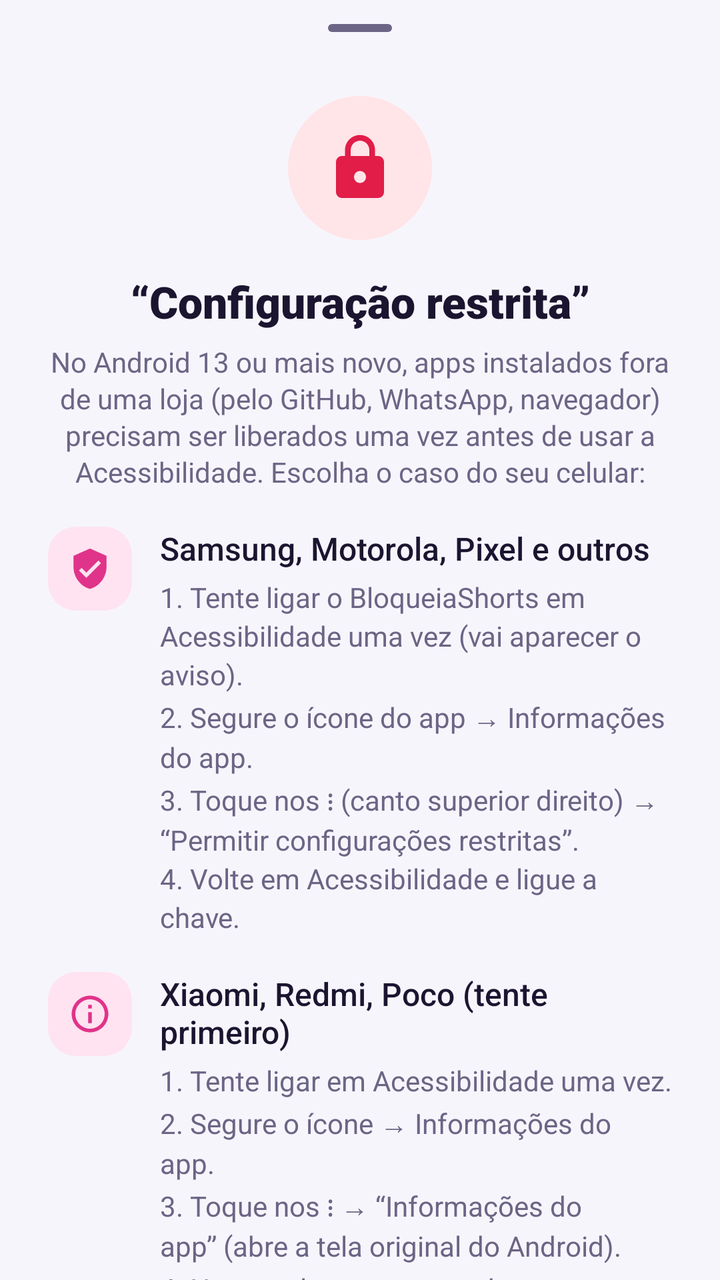
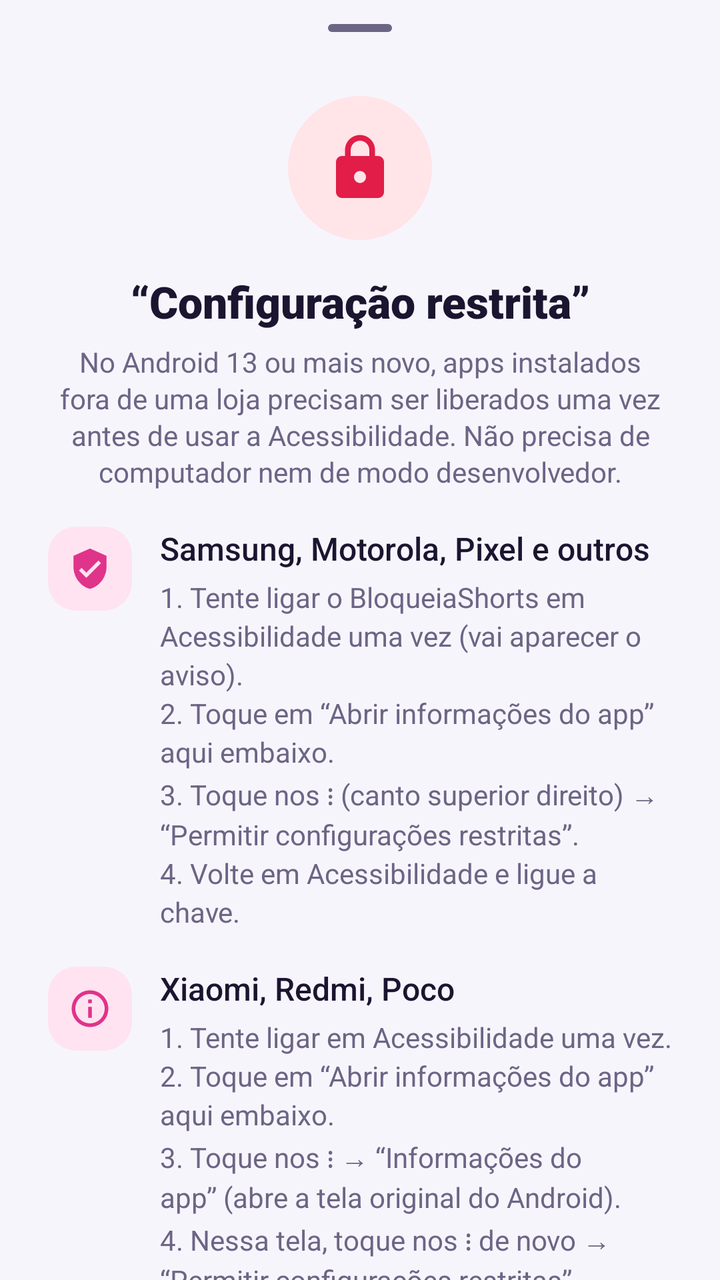

Screens rendered from an Android XML layout before and after an edit, with the pre-edit source and the edit as a unified diff.
<!-- AndroidManifest.xml: application theme Theme.BloqueiaShorts -->
<!-- res/layout/sheet_restricted.xml -->
<?xml version="1.0" encoding="utf-8"?>
<androidx.core.widget.NestedScrollView xmlns:android="http://schemas.android.com/apk/res/android"
    android:layout_width="match_parent"
    android:layout_height="wrap_content">

    <LinearLayout
        android:id="@+id/sheetContent"
        android:layout_width="match_parent"
        android:layout_height="wrap_content"
        android:orientation="vertical"
        android:paddingStart="24dp"
        android:paddingEnd="24dp"
        android:paddingBottom="24dp">

        <com.google.android.material.bottomsheet.BottomSheetDragHandleView
            android:layout_width="match_parent"
            android:layout_height="wrap_content" />

        <ImageView
            android:id="@+id/sheetIcon"
            android:layout_width="72dp"
            android:layout_height="72dp"
            android:layout_gravity="center_horizontal"
            android:background="@drawable/bg_circle"
            android:backgroundTint="@color/state_off_container"
            android:importantForAccessibility="no"
            android:padding="18dp"
            android:src="@drawable/ic_lock"
            android:tint="@color/state_off" />

        <TextView
            android:layout_width="match_parent"
            android:layout_height="wrap_content"
            android:layout_marginTop="16dp"
            android:fontFamily="sans-serif-black"
            android:gravity="center"
            android:text="“Configuração restrita”"
            android:textColor="@color/on_surface"
            android:textSize="22sp" />

        <TextView
            android:layout_width="match_parent"
            android:layout_height="wrap_content"
            android:layout_marginTop="6dp"
            android:gravity="center"
            android:lineSpacingExtra="2dp"
            android:text="No Android 13 ou mais novo, apps instalados fora de uma loja (pelo GitHub, WhatsApp, navegador) precisam ser liberados uma vez antes de usar a Acessibilidade. Escolha o caso do seu celular:"
            android:textColor="@color/muted"
            android:textSize="14sp" />

        
        <LinearLayout style="@style/HelpBlock">
            <ImageView style="@style/RowIconBox" android:importantForAccessibility="no" android:src="@drawable/ic_shield_check" />
            <LinearLayout style="@style/HelpTexts">
                <TextView style="@style/HelpTitle" android:text="Samsung, Motorola, Pixel e outros" />
                <TextView
                    style="@style/HelpBody"
                    android:text="1. Tente ligar o BloqueiaShorts em Acessibilidade uma vez (vai aparecer o aviso).\n2. Segure o ícone do app → Informações do app.\n3. Toque nos ⋮ (canto superior direito) → “Permitir configurações restritas”.\n4. Volte em Acessibilidade e ligue a chave." />
            </LinearLayout>
        </LinearLayout>

        
        <LinearLayout style="@style/HelpBlock">
            <ImageView style="@style/RowIconBox" android:importantForAccessibility="no" android:src="@drawable/ic_info" />
            <LinearLayout style="@style/HelpTexts">
                <TextView style="@style/HelpTitle" android:text="Xiaomi, Redmi, Poco (tente primeiro)" />
                <TextView
                    style="@style/HelpBody"
                    android:text="1. Tente ligar em Acessibilidade uma vez.\n2. Segure o ícone → Informações do app.\n3. Toque nos ⋮ → “Informações do app” (abre a tela original do Android).\n4. Nessa tela, toque nos ⋮ de novo → “Permitir configurações restritas”.\n\nSe a opção não aparecer, a sua versão escondeu ela. Use o caminho abaixo." />
            </LinearLayout>
        </LinearLayout>

        
        <LinearLayout style="@style/HelpBlock">
            <ImageView style="@style/RowIconBox.Accent" android:importantForAccessibility="no" android:src="@drawable/ic_key" />
            <LinearLayout style="@style/HelpTexts">
                <TextView style="@style/HelpTitle" android:text="Sem a opção: Shizuku + SAI (sem PC)" />
                <TextView
                    style="@style/HelpBody"
                    android:text="Instala o app do mesmo jeito que um computador faria, sem a trava.\n\n1. Instale “Shizuku” e “SAI (Split APKs Installer)” pela Play Store.\n2. Ative as Opções do desenvolvedor: Configurações → Sobre o telefone → toque 7 vezes em “Versão do sistema” (ou “Versão MIUI/HyperOS”).\n3. Em Opções do desenvolvedor, ligue “Depuração por Wi-Fi”. Na Xiaomi, ligue também “Instalar via USB”.\n4. Abra o Shizuku → “Parear” (depuração sem fio). Em Depuração por Wi-Fi, toque em “Parear com código” e digite o código na notificação do Shizuku. Depois, toque em “Iniciar” no Shizuku.\n5. Abra o SAI → Configurações → Instalador → escolha “Shizuku” e permita.\n6. Desinstale o BloqueiaShorts e instale o APK de novo pelo SAI (“Instalar APKs”).\n7. Ligue o BloqueiaShorts em Acessibilidade. Pronto!" />
            </LinearLayout>
        </LinearLayout>

        
        <LinearLayout style="@style/HelpBlock">
            <ImageView style="@style/RowIconBox.Accent" android:importantForAccessibility="no" android:src="@drawable/ic_dialpad" />
            <LinearLayout style="@style/HelpTexts">
                <TextView style="@style/HelpTitle" android:text="Com um computador (adb)" />
                <TextView
                    style="@style/HelpBody"
                    android:text="Com a depuração USB ligada, desinstale o app e rode no computador:\nadb install BloqueiaShorts.apk\nInstalado assim, não aparece a trava." />
            </LinearLayout>
        </LinearLayout>

        <com.google.android.material.button.MaterialButton
            android:id="@+id/btnSheetPrimary"
            style="@style/PillButton"
            android:layout_marginTop="24dp"
            android:text="Abrir informações do app" />

        <com.google.android.material.button.MaterialButton
            android:id="@+id/btnSheetSecondary"
            style="@style/PillButton.Text"
            android:layout_marginTop="4dp"
            android:text="Fechar" />
    </LinearLayout>
</androidx.core.widget.NestedScrollView>
<!-- resources referenced by this layout -->
<resources>
  <color name="muted">#FF6C6585</color>
  <color name="on_surface">#FF1B1530</color>
  <color name="state_off">#FFE11D48</color>
  <color name="state_off_container">#FFFFE4E8</color>
  <!-- drawable bg_circle (drawable) -->
  <?xml version="1.0" encoding="utf-8"?>
  <shape xmlns:android="http://schemas.android.com/apk/res/android" android:shape="oval">
      <solid android:color="#FFFFFFFF" />
  </shape>
  <!-- drawable ic_dialpad (drawable) -->
  <?xml version="1.0" encoding="utf-8"?>
  <vector xmlns:android="http://schemas.android.com/apk/res/android"
      android:width="24dp"
      android:height="24dp"
      android:tint="?attr/colorControlNormal"
      android:viewportWidth="24"
      android:viewportHeight="24">
      <path
          android:fillColor="@android:color/white"
          android:pathData="M12,19c-1.1,0 -2,0.9 -2,2s0.9,2 2,2 2,-0.9 2,-2 -0.9,-2 -2,-2zM6,1c-1.1,0 -2,0.9 -2,2s0.9,2 2,2 2,-0.9 2,-2 -0.9,-2 -2,-2zM6,7c-1.1,0 -2,0.9 -2,2s0.9,2 2,2 2,-0.9 2,-2 -0.9,-2 -2,-2zM6,13c-1.1,0 -2,0.9 -2,2s0.9,2 2,2 2,-0.9 2,-2 -0.9,-2 -2,-2zM18,5c1.1,0 2,-0.9 2,-2s-0.9,-2 -2,-2 -2,0.9 -2,2 0.9,2 2,2zM12,13c-1.1,0 -2,0.9 -2,2s0.9,2 2,2 2,-0.9 2,-2 -0.9,-2 -2,-2zM18,13c-1.1,0 -2,0.9 -2,2s0.9,2 2,2 2,-0.9 2,-2 -0.9,-2 -2,-2zM18,7c-1.1,0 -2,0.9 -2,2s0.9,2 2,2 2,-0.9 2,-2 -0.9,-2 -2,-2zM12,7c-1.1,0 -2,0.9 -2,2s0.9,2 2,2 2,-0.9 2,-2 -0.9,-2 -2,-2zM12,1c-1.1,0 -2,0.9 -2,2s0.9,2 2,2 2,-0.9 2,-2 -0.9,-2 -2,-2z" />
  </vector>
  <!-- drawable ic_key (drawable) -->
  <?xml version="1.0" encoding="utf-8"?>
  <vector xmlns:android="http://schemas.android.com/apk/res/android"
      android:width="24dp"
      android:height="24dp"
      android:tint="?attr/colorControlNormal"
      android:viewportWidth="24"
      android:viewportHeight="24">
      <path
          android:fillColor="@android:color/white"
          android:pathData="M12.65,10C11.83,7.67 9.61,6 7,6c-3.31,0 -6,2.69 -6,6s2.69,6 6,6c2.61,0 4.83,-1.67 5.65,-4H17v4h4v-4h2v-4H12.65zM7,14c-1.1,0 -2,-0.9 -2,-2s0.9,-2 2,-2 2,0.9 2,2 -0.9,2 -2,2z" />
  </vector>
  <style name="RowIconBox.Accent">
          <item name="android:backgroundTint">@color/accent_container</item>
          <item name="android:tint">@color/accent</item>
      </style>
  <!-- drawable bg_icon_box (drawable) -->
  <?xml version="1.0" encoding="utf-8"?>
  <shape xmlns:android="http://schemas.android.com/apk/res/android" android:shape="rectangle">
      <corners android:radius="14dp" />
      <solid android:color="#FFFFFFFF" />
  </shape>
  <color name="brand_container">#FFFFE3F0</color>
  <color name="brand">#FFE0338A</color>
  <color name="accent_container">#FFEDE5FF</color>
  <color name="accent">#FF7C3AED</color>
  <color name="on_brand">#FFFFFFFF</color>
  <color name="on_brand_container">#FF6B0F3E</color>
  <color name="surface">#FFFFFFFF</color>
  <color name="surface_variant">#FFF1EEF8</color>
  <color name="outline">#FFE6E1F0</color>
  <color name="bg">#FFF7F5FC</color>
  <style name="ThemeOverlay.BloqueiaShorts.Sheet" parent="ThemeOverlay.Material3.BottomSheetDialog">
          <item name="bottomSheetStyle">@style/Sheet</item>
          <item name="android:navigationBarColor">@color/surface</item>
      </style>
  <style name="Snackbar" parent="Widget.Material3.Snackbar">
          <item name="shapeAppearance">@style/Shape.Snackbar</item>
      </style>
  <style name="Shape.Dialog" parent="">
          <item name="cornerFamily">rounded</item>
          <item name="cornerSize">28dp</item>
      </style>
  <style name="DialogAnim" parent="@android:style/Animation.Dialog">
          <item name="android:windowEnterAnimation">@anim/dialog_in</item>
          <item name="android:windowExitAnimation">@anim/dialog_out</item>
      </style>
  <style name="Sheet" parent="Widget.Material3.BottomSheet.Modal">
          <item name="backgroundTint">@color/surface</item>
          <item name="shapeAppearanceOverlay">@style/Shape.Sheet</item>
      </style>
  <style name="Shape.Snackbar" parent="">
          <item name="cornerFamily">rounded</item>
          <item name="cornerSize">16dp</item>
      </style>
  <!-- unchanged entries left out for length: 14 -->
</resources>

<!-- the commit's change to res/layout/sheet_restricted.xml (unified diff, before → after) -->
@@ -44,51 +44,37 @@
             android:layout_marginTop="6dp"
             android:gravity="center"
             android:lineSpacingExtra="2dp"
-            android:text="No Android 13 ou mais novo, apps instalados fora de uma loja (pelo GitHub, WhatsApp, navegador) precisam ser liberados uma vez antes de usar a Acessibilidade. Escolha o caso do seu celular:"
+            android:text="No Android 13 ou mais novo, apps instalados fora de uma loja precisam ser liberados uma vez antes de usar a Acessibilidade. Não precisa de computador nem de modo desenvolvedor."
             android:textColor="@color/muted"
             android:textSize="14sp" />
 
-        
         <LinearLayout style="@style/HelpBlock">
             <ImageView style="@style/RowIconBox" android:importantForAccessibility="no" android:src="@drawable/ic_shield_check" />
             <LinearLayout style="@style/HelpTexts">
                 <TextView style="@style/HelpTitle" android:text="Samsung, Motorola, Pixel e outros" />
                 <TextView
                     style="@style/HelpBody"
-                    android:text="1. Tente ligar o BloqueiaShorts em Acessibilidade uma vez (vai aparecer o aviso).\n2. Segure o ícone do app → Informações do app.\n3. Toque nos ⋮ (canto superior direito) → “Permitir configurações restritas”.\n4. Volte em Acessibilidade e ligue a chave." />
+                    android:text="1. Tente ligar o BloqueiaShorts em Acessibilidade uma vez (vai aparecer o aviso).\n2. Toque em “Abrir informações do app” aqui embaixo.\n3. Toque nos ⋮ (canto superior direito) → “Permitir configurações restritas”.\n4. Volte em Acessibilidade e ligue a chave." />
             </LinearLayout>
         </LinearLayout>
 
-        
         <LinearLayout style="@style/HelpBlock">
             <ImageView style="@style/RowIconBox" android:importantForAccessibility="no" android:src="@drawable/ic_info" />
             <LinearLayout style="@style/HelpTexts">
-                <TextView style="@style/HelpTitle" android:text="Xiaomi, Redmi, Poco (tente primeiro)" />
+                <TextView style="@style/HelpTitle" android:text="Xiaomi, Redmi, Poco" />
                 <TextView
                     style="@style/HelpBody"
-                    android:text="1. Tente ligar em Acessibilidade uma vez.\n2. Segure o ícone → Informações do app.\n3. Toque nos ⋮ → “Informações do app” (abre a tela original do Android).\n4. Nessa tela, toque nos ⋮ de novo → “Permitir configurações restritas”.\n\nSe a opção não aparecer, a sua versão escondeu ela. Use o caminho abaixo." />
+                    android:text="1. Tente ligar em Acessibilidade uma vez.\n2. Toque em “Abrir informações do app” aqui embaixo.\n3. Toque nos ⋮ → “Informações do app” (abre a tela original do Android).\n4. Nessa tela, toque nos ⋮ de novo → “Permitir configurações restritas”." />
             </LinearLayout>
         </LinearLayout>
 
-        
         <LinearLayout style="@style/HelpBlock">
-            <ImageView style="@style/RowIconBox.Accent" android:importantForAccessibility="no" android:src="@drawable/ic_key" />
+            <ImageView style="@style/RowIconBox.Accent" android:importantForAccessibility="no" android:src="@drawable/ic_warning" />
             <LinearLayout style="@style/HelpTexts">
-                <TextView style="@style/HelpTitle" android:text="Sem a opção: Shizuku + SAI (sem PC)" />
+                <TextView style="@style/HelpTitle" android:text="Não ative o modo desenvolvedor" />
                 <TextView
                     style="@style/HelpBody"
-                    android:text="Instala o app do mesmo jeito que um computador faria, sem a trava.\n\n1. Instale “Shizuku” e “SAI (Split APKs Installer)” pela Play Store.\n2. Ative as Opções do desenvolvedor: Configurações → Sobre o telefone → toque 7 vezes em “Versão do sistema” (ou “Versão MIUI/HyperOS”).\n3. Em Opções do desenvolvedor, ligue “Depuração por Wi-Fi”. Na Xiaomi, ligue também “Instalar via USB”.\n4. Abra o Shizuku → “Parear” (depuração sem fio). Em Depuração por Wi-Fi, toque em “Parear com código” e digite o código na notificação do Shizuku. Depois, toque em “Iniciar” no Shizuku.\n5. Abra o SAI → Configurações → Instalador → escolha “Shizuku” e permita.\n6. Desinstale o BloqueiaShorts e instale o APK de novo pelo SAI (“Instalar APKs”).\n7. Ligue o BloqueiaShorts em Acessibilidade. Pronto!" />
-            </LinearLayout>
-        </LinearLayout>
-
-        
-        <LinearLayout style="@style/HelpBlock">
-            <ImageView style="@style/RowIconBox.Accent" android:importantForAccessibility="no" android:src="@drawable/ic_dialpad" />
-            <LinearLayout style="@style/HelpTexts">
-                <TextView style="@style/HelpTitle" android:text="Com um computador (adb)" />
-                <TextView
-                    style="@style/HelpBody"
-                    android:text="Com a depuração USB ligada, desinstale o app e rode no computador:\nadb install BloqueiaShorts.apk\nInstalado assim, não aparece a trava." />
+                    android:text="As versões antigas ensinavam a instalar pelo computador com depuração USB ou Wi-Fi. Não faça isso: com as Opções do desenvolvedor ligadas, muitos apps de banco param de abrir. Se você ativou antes, desligue a chave no topo de Opções do desenvolvedor." />
             </LinearLayout>
         </LinearLayout>
 
<!-- resource entries referenced after the edit -->
@@ -9,7 +9,7 @@
   <shape xmlns:android="http://schemas.android.com/apk/res/android" android:shape="oval">
       <solid android:color="#FFFFFFFF" />
   </shape>
-  <!-- drawable ic_dialpad (drawable) -->
+  <!-- drawable ic_warning (drawable) -->
   <?xml version="1.0" encoding="utf-8"?>
   <vector xmlns:android="http://schemas.android.com/apk/res/android"
       android:width="24dp"
@@ -19,19 +19,7 @@
       android:viewportHeight="24">
       <path
           android:fillColor="@android:color/white"
-          android:pathData="M12,19c-1.1,0 -2,0.9 -2,2s0.9,2 2,2 2,-0.9 2,-2 -0.9,-2 -2,-2zM6,1c-1.1,0 -2,0.9 -2,2s0.9,2 2,2 2,-0.9 2,-2 -0.9,-2 -2,-2zM6,7c-1.1,0 -2,0.9 -2,2s0.9,2 2,2 2,-0.9 2,-2 -0.9,-2 -2,-2zM6,13c-1.1,0 -2,0.9 -2,2s0.9,2 2,2 2,-0.9 2,-2 -0.9,-2 -2,-2zM18,5c1.1,0 2,-0.9 2,-2s-0.9,-2 -2,-2 -2,0.9 -2,2 0.9,2 2,2zM12,13c-1.1,0 -2,0.9 -2,2s0.9,2 2,2 2,-0.9 2,-2 -0.9,-2 -2,-2zM18,13c-1.1,0 -2,0.9 -2,2s0.9,2 2,2 2,-0.9 2,-2 -0.9,-2 -2,-2zM18,7c-1.1,0 -2,0.9 -2,2s0.9,2 2,2 2,-0.9 2,-2 -0.9,-2 -2,-2zM12,7c-1.1,0 -2,0.9 -2,2s0.9,2 2,2 2,-0.9 2,-2 -0.9,-2 -2,-2zM12,1c-1.1,0 -2,0.9 -2,2s0.9,2 2,2 2,-0.9 2,-2 -0.9,-2 -2,-2z" />
-  </vector>
-  <!-- drawable ic_key (drawable) -->
-  <?xml version="1.0" encoding="utf-8"?>
-  <vector xmlns:android="http://schemas.android.com/apk/res/android"
-      android:width="24dp"
-      android:height="24dp"
-      android:tint="?attr/colorControlNormal"
-      android:viewportWidth="24"
-      android:viewportHeight="24">
-      <path
-          android:fillColor="@android:color/white"
-          android:pathData="M12.65,10C11.83,7.67 9.61,6 7,6c-3.31,0 -6,2.69 -6,6s2.69,6 6,6c2.61,0 4.83,-1.67 5.65,-4H17v4h4v-4h2v-4H12.65zM7,14c-1.1,0 -2,-0.9 -2,-2s0.9,-2 2,-2 2,0.9 2,2 -0.9,2 -2,2z" />
+          android:pathData="M1,21h22L12,2 1,21zM13,18h-2v-2h2v2zM13,14h-2v-4h2v4z" />
   </vector>
   <style name="RowIconBox.Accent">
           <item name="android:backgroundTint">@color/accent_container</item>
